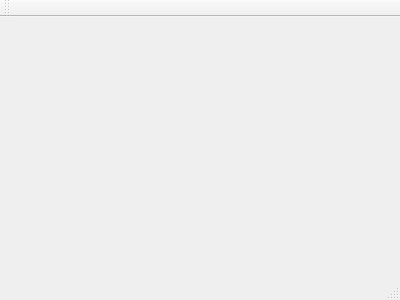
This is mainwindow.ui in 842355836/SystemsMonitor as Qt 5 draws it before an edit. The edited form follows.
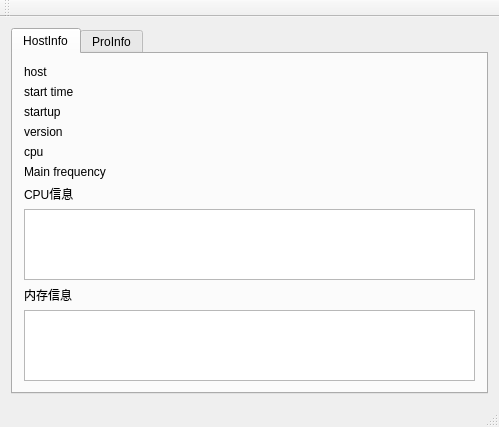
This is the edited form. The open tabs and pages were chosen to show the change.

```diff
--- a/mainwindow.ui
+++ b/mainwindow.ui
@@ -1,24 +1,145 @@
 <ui version="4.0">
  <class>MainWindow</class>
- <widget class="QMainWindow" name="MainWindow" >
-  <property name="geometry" >
+ <widget class="QMainWindow" name="MainWindow">
+  <property name="geometry">
    <rect>
     <x>0</x>
     <y>0</y>
-    <width>400</width>
-    <height>300</height>
+    <width>499</width>
+    <height>421</height>
    </rect>
   </property>
   <property name="windowTitle" >
    <string>MainWindow</string>
   </property>
-  <widget class="QMenuBar" name="menuBar" />
-  <widget class="QToolBar" name="mainToolBar" />
-  <widget class="QWidget" name="centralWidget" />
-  <widget class="QStatusBar" name="statusBar" />
+  <widget class="QWidget" name="centralWidget">
+   <layout class="QGridLayout" name="gridLayout_2">
+    <item row="0" column="0">
+     <widget class="QTabWidget" name="tabWidget">
+      <property name="currentIndex">
+       <number>1</number>
+      </property>
+      <widget class="QWidget" name="tab">
+       <attribute name="title">
+        <string>HostInfo</string>
+       </attribute>
+       <layout class="QGridLayout" name="gridLayout">
+        <item row="4" column="0">
+         <widget class="QLabel" name="tab1_label_CPU">
+          <property name="text">
+           <string>cpu</string>
+          </property>
+         </widget>
+        </item>
+        <item row="9" column="0">
+         <widget class="QLabel" name="tab1_label_memInfo">
+          <property name="text">
+           <string>内存信息</string>
+          </property>
+         </widget>
+        </item>
+        <item row="5" column="0">
+         <widget class="QLabel" name="tab1_label_mainFreq">
+          <property name="text">
+           <string>Main frequency</string>
+          </property>
+         </widget>
+        </item>
+        <item row="10" column="0">
+         <widget class="QTextBrowser" name="tab1_textBrowser_memInfo"/>
+        </item>
+        <item row="2" column="0">
+         <widget class="QLabel" name="tab1_label_runningTime">
+          <property name="text">
+           <string>startup</string>
+          </property>
+         </widget>
+        </item>
+        <item row="1" column="0">
+         <widget class="QLabel" name="tab1_label_startTime">
+          <property name="text">
+           <string>start time</string>
+          </property>
+         </widget>
+        </item>
+        <item row="3" column="0">
+         <widget class="QLabel" name="tab1_label_osVersion">
+          <property name="text">
+           <string>version</string>
+          </property>
+         </widget>
+        </item>
+        <item row="8" column="0">
+         <widget class="QTextBrowser" name="tab1_textBrowser_cpuInfo"/>
+        </item>
+        <item row="7" column="0">
+         <widget class="QLabel" name="tab1_label_cpuInfo">
+          <property name="text">
+           <string>CPU信息</string>
+          </property>
+         </widget>
+        </item>
+        <item row="0" column="0">
+         <widget class="QLabel" name="tab1_label_hostname">
+          <property name="text">
+           <string>host</string>
+          </property>
+         </widget>
+        </item>
+        <item row="6" column="0">
+         <spacer name="verticalSpacer">
+          <property name="orientation">
+           <enum>Qt::Vertical</enum>
+          </property>
+          <property name="sizeHint" stdset="0">
+           <size>
+            <width>20</width>
+            <height>40</height>
+           </size>
+          </property>
+         </spacer>
+        </item>
+       </layout>
+      </widget>
+      <widget class="QWidget" name="tab_2">
+       <attribute name="title">
+        <string>ProInfo</string>
+       </attribute>
+       <layout class="QGridLayout" name="gridLayout_3">
+        <item row="0" column="0">
+         <widget class="QTableView" name="tableView">
+          <property name="sortingEnabled">
+           <bool>true</bool>
+          </property>
+         </widget>
+        </item>
+       </layout>
+      </widget>
+     </widget>
+    </item>
+   </layout>
+  </widget>
+  <widget class="QMenuBar" name="menuBar">
+   <property name="geometry">
+    <rect>
+     <x>0</x>
+     <y>0</y>
+     <width>499</width>
+     <height>20</height>
+    </rect>
+   </property>
+  </widget>
+  <widget class="QToolBar" name="mainToolBar">
+   <attribute name="toolBarArea">
+    <enum>TopToolBarArea</enum>
+   </attribute>
+   <attribute name="toolBarBreak">
+    <bool>false</bool>
+   </attribute>
+  </widget>
+  <widget class="QStatusBar" name="statusBar"/>
  </widget>
- <layoutDefault spacing="6" margin="11" />
- <pixmapfunction></pixmapfunction>
+ <layoutdefault spacing="6" margin="11"/>
  <resources/>
  <connections/>
 </ui>
```
Left out of the diff: 3 changed lines with no effect on the pictures.
